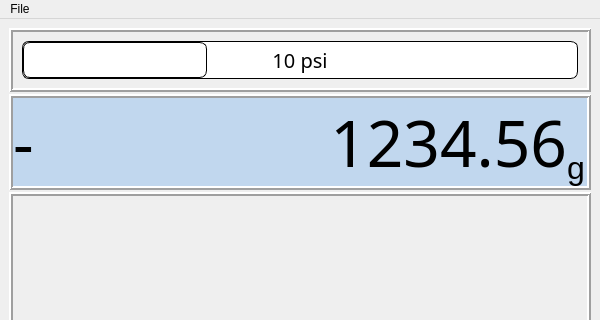
This is Philler_Main.ui in Gauntleteer/Philler as Qt 5 draws it before an edit; both pictures show x 0 to 600 and y 0 to 320 of the 600 by 1024 pixel window. The edited form follows.
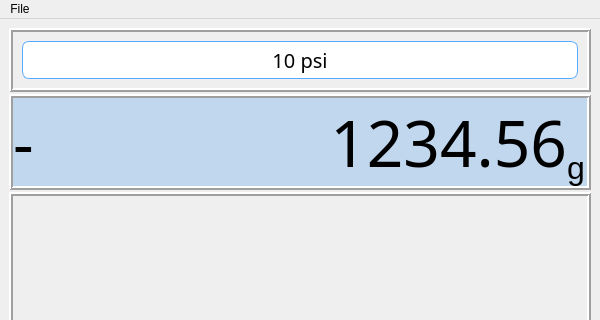
This is the edited form. Icons and pictures are not drawn.

```diff
--- a/Philler_Main.ui
+++ b/Philler_Main.ui
@@ -542,8 +542,8 @@
                </property>
                <property name="styleSheet">
                 <string notr="true">QProgressBar {
-border: 1px solid black;
 text-align: center;
+border: 1px solid rgb(85, 170, 255) ;
 border-top-right-radius: 7px;
 border-bottom-right-radius: 7px;
 border-top-left-radius: 7px;
@@ -554,11 +554,11 @@
 background: QLinearGradient( x1: 0, y1: 0, x2: 1, y2: 0,
 stop: 0 rgb(255, 255, 255),
 stop: 1 rgb(85, 170, 255) );
-border-top-left-radius: 7px;
-border-bottom-left-radius: 7px;
+border: none;
 border-top-right-radius: 7px;
 border-bottom-right-radius: 7px;
-border: 1px solid black;
+border-top-left-radius: 7px;
+border-bottom-left-radius: 7px;
 }</string>
                </property>
                <property name="maximum">
```
